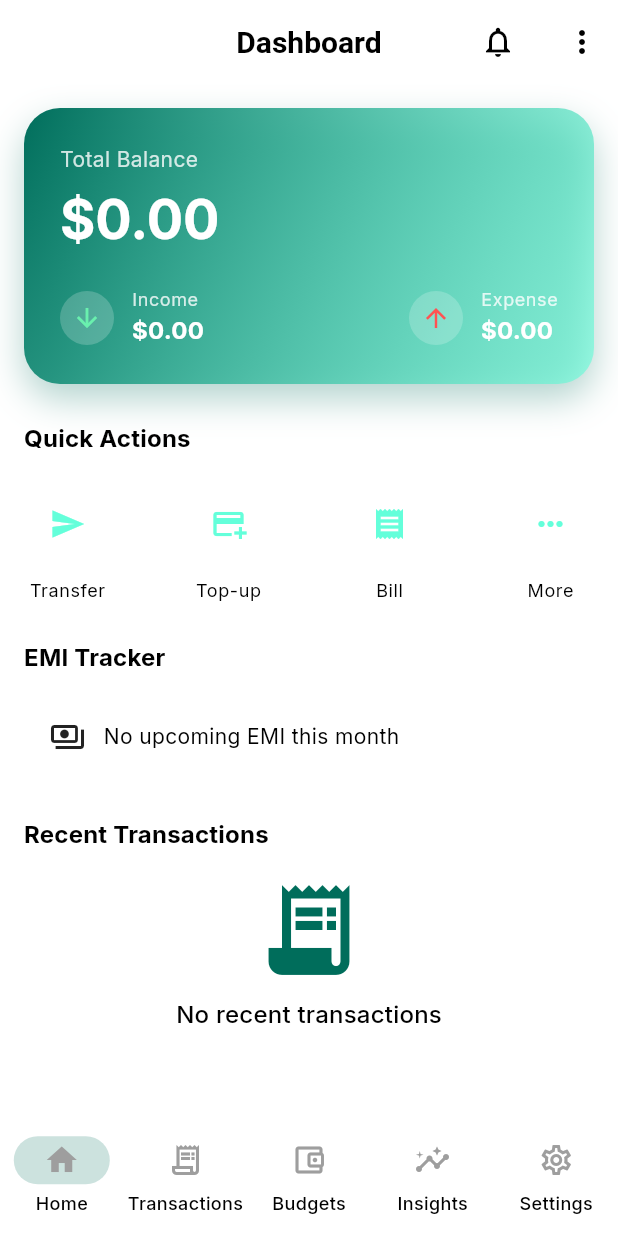
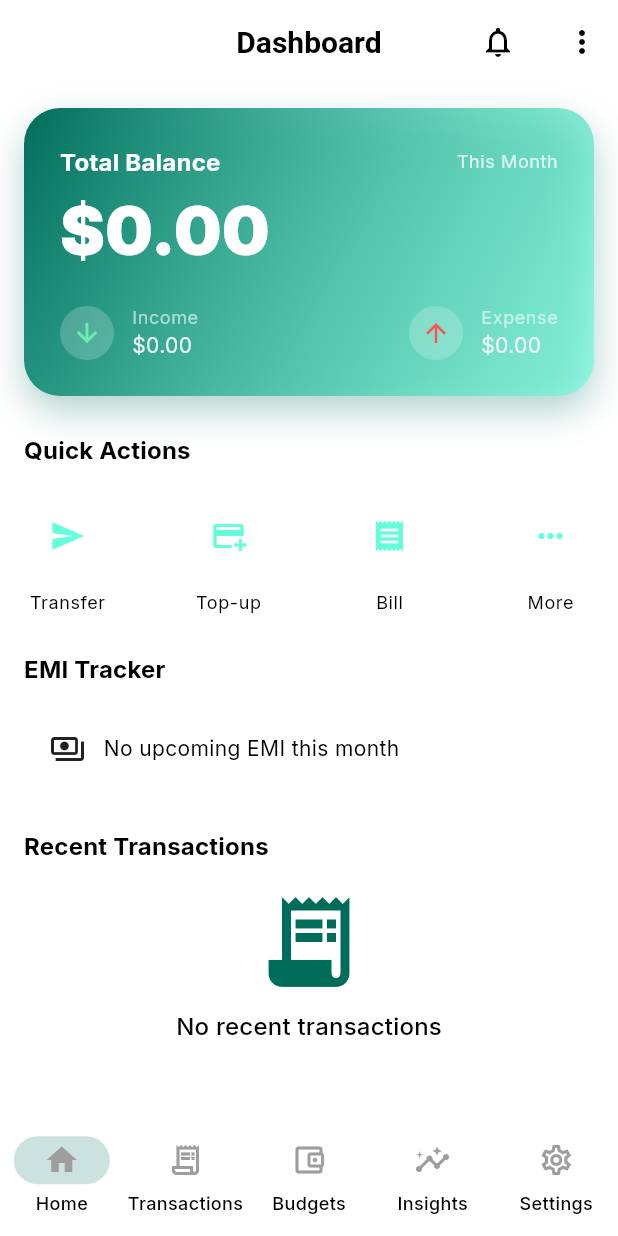
Before and after one commit to KameshEas/Cashlyze_Flutter, a Flutter app: the screen it shows once a user with an empty profile is signed in, on a phone screen of 412 x 824 dp. Run offline on Flutter 3.47's test engine with Material 3 defaults, Android fonts, the phone set to English and light mode, and no system bars; our stand-ins replace dio, firebase_analytics, firebase_auth, firebase_core, firebase_crashlytics, firebase_database and 6 more; accounts and stored records are empty.

Commit message:
style(home): improve balance card text styling and layout
- Update text styles for better visual hierarchy and readability
- Add "This Month" label next to balance title
- Adjust opacity values for better contrast

```diff
--- a/lib/features/home/home_screen.dart
+++ b/lib/features/home/home_screen.dart
@@ -77,9 +77,18 @@ class HomeScreen extends ConsumerWidget {
         boxShadow: [BoxShadow(color: Theme.of(context).colorScheme.primary.withValues(alpha: 0.3), blurRadius: 20, offset: const Offset(0, 10))],
       ),
       child: Column(crossAxisAlignment: CrossAxisAlignment.start, children: [
-        Text('Total Balance', style: Theme.of(context).textTheme.bodyMedium?.copyWith(color: Colors.white.withValues(alpha: 0.8))),
+        Row(
+          mainAxisAlignment: MainAxisAlignment.spaceBetween,
+          children: [
+            Text('Total Balance', style: Theme.of(context).textTheme.titleMedium?.copyWith(color: Colors.white, fontWeight: FontWeight.w700)),
+            Text('This Month', style: Theme.of(context).textTheme.bodySmall?.copyWith(color: Colors.white.withValues(alpha: 0.8)))
+          ],
+        ),
         const SizedBox(height: 8),
-        Text(formatAmount(kpis.net, currency), style: Theme.of(context).textTheme.displaySmall?.copyWith(color: Colors.white, fontWeight: FontWeight.bold)),
+        Text(
+          formatAmount(kpis.net, currency),
+          style: Theme.of(context).textTheme.displayMedium?.copyWith(color: Colors.white, fontWeight: FontWeight.w900),
+        ),
         const SizedBox(height: 24),
         Row(mainAxisAlignment: MainAxisAlignment.spaceBetween, children: [
           _buildBalanceDetail(context, 'Income', formatAmount(kpis.income, currency), Icons.arrow_downward, Colors.greenAccent),
@@ -94,8 +103,8 @@ class HomeScreen extends ConsumerWidget {
       Container(padding: const EdgeInsets.all(8), decoration: BoxDecoration(color: Colors.white.withValues(alpha: 0.2), shape: BoxShape.circle), child: Icon(icon, color: color, size: 20)),
       const SizedBox(width: 12),
       Column(crossAxisAlignment: CrossAxisAlignment.start, children: [
-        Text(label, style: Theme.of(context).textTheme.bodySmall?.copyWith(color: Colors.white.withValues(alpha: 0.8))),
-        Text(amount, style: Theme.of(context).textTheme.titleMedium?.copyWith(color: Colors.white, fontWeight: FontWeight.bold)),
+        Text(label, style: Theme.of(context).textTheme.bodySmall?.copyWith(color: Colors.white.withValues(alpha: 0.6))),
+        Text(amount, style: Theme.of(context).textTheme.bodyMedium?.copyWith(color: Colors.white.withValues(alpha: 0.9))),
       ]),
     ]);
   }
```
